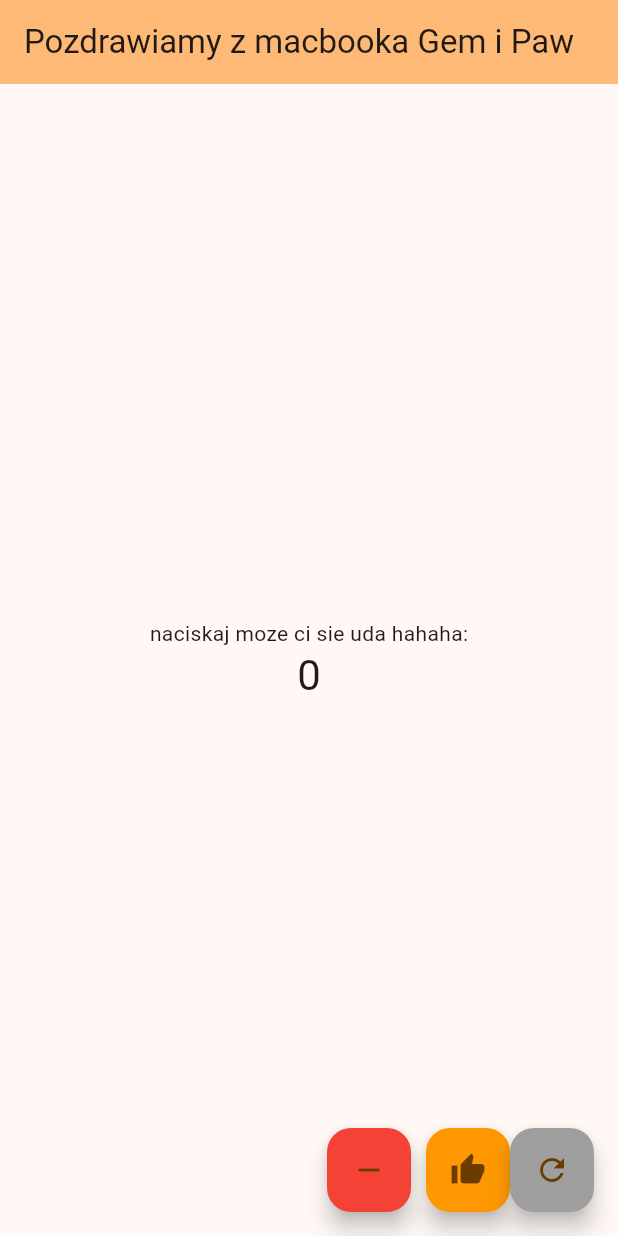
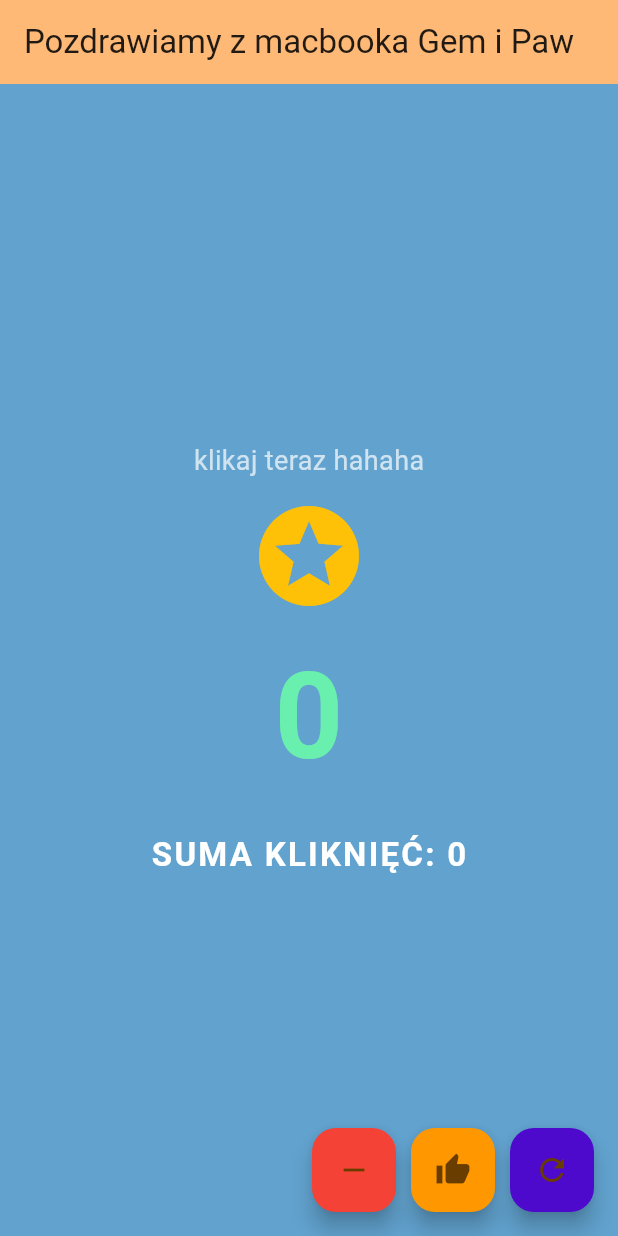
Before and after one commit to pszyma2/moja_testowa_aplikacja, a Flutter app: the screen it shows after launch, on a phone screen of 412 x 824 dp. Run offline on Flutter 3.47's test engine with Material 3 defaults, Android fonts, the light colour scheme and no system bars.

Commit message:
Moja pierwsza apka z gwiazdką i błękitnym tłem

```diff
--- a/lib/main.dart
+++ b/lib/main.dart
@@ -13,6 +13,7 @@ class MyApp extends StatelessWidget {
       title: 'Flutter Demo',
       theme: ThemeData(
         colorScheme: ColorScheme.fromSeed(seedColor: Colors.orange),
+        useMaterial3: true,
       ),
       home: const MyHomePage(title: 'Pozdrawiamy z macbooka Gem i Paw'),
     );
@@ -30,30 +31,33 @@ class MyHomePage extends StatefulWidget {
 
 class _MyHomePageState extends State<MyHomePage> {
   int _counter = 0;
+  int _totalClicks = 0;
 
-  // FUNKCJA DODAWANIA
   void _incrementCounter() {
     setState(() {
       _counter = _counter + 5;
+      _totalClicks++;
     });
   }
 
-  // FUNKCJA ODEJMOWANIA (Teraz jest w dobrym miejscu!)
   void _decrementCounter() {
     setState(() {
       _counter = _counter - 1;
+      _totalClicks++;
     });
   }
 
   void _resetCounter() {
     setState(() {
-      _counter = 0; // ustawiamy zero
+      _counter = 0;
+      _totalClicks++;
     });
   }
 
   @override
   Widget build(BuildContext context) {
     return Scaffold(
+      backgroundColor: const Color.fromARGB(255, 97, 162, 206),
       appBar: AppBar(
         backgroundColor: Theme.of(context).colorScheme.inversePrimary,
         title: Text(widget.title),
@@ -62,12 +66,33 @@ class _MyHomePageState extends State<MyHomePage> {
         child: Column(
           mainAxisAlignment: MainAxisAlignment.center,
           children: <Widget>[
-            const Text('naciskaj moze ci sie uda hahaha:'),
+            const Text(
+              'klikaj teraz hahaha',
+              style: TextStyle(color: Colors.white70, fontSize: 18),
+            ),
+            const SizedBox(height: 10),
+            // TWOJA GWIAZDKA!
+            const Icon(Icons.stars, size: 80, color: Colors.amber),
+            const SizedBox(height: 10),
             Text(
               '$_counter',
-              style: Theme.of(context).textTheme.headlineMedium,
+              style: TextStyle(
+                fontSize: 80,
+                fontWeight: FontWeight.bold,
+                color: _counter < 0 ? Colors.red : Colors.greenAccent,
+              ),
             ),
-          ],
+            const SizedBox(height: 20),
+            Text(
+              'SUMA KLIKNIĘĆ: $_totalClicks',
+              style: const TextStyle(
+                fontSize: 22,
+                fontWeight: FontWeight.bold,
+                color: Colors.white,
+                letterSpacing: 1.5,
+              ),
+            ),
+          ], // <-- Tutaj był błąd, teraz jest tylko jedno domknięcie listy!
         ),
       ),
       floatingActionButton: Row(
@@ -76,21 +101,25 @@ class _MyHomePageState extends State<MyHomePage> {
           FloatingActionButton(
             onPressed: _decrementCounter,
             backgroundColor: Colors.red,
+            tooltip: 'Odejmij',
             child: const Icon(Icons.remove),
           ),
           const SizedBox(width: 10),
           FloatingActionButton(
             onPressed: _incrementCounter,
             backgroundColor: Colors.orange,
+            tooltip: 'Dodaj',
             child: const Icon(Icons.thumb_up),
           ),
+          const SizedBox(width: 10),
           FloatingActionButton(
             onPressed: _resetCounter,
-            backgroundColor: Colors.grey,
+            backgroundColor: const Color.fromARGB(255, 77, 9, 204),
+            tooltip: 'Reset',
             child: const Icon(Icons.refresh),
           ),
         ],
       ),
-    ); // <-- Tu brakowało nawiasów
+    );
   }
 }
```
